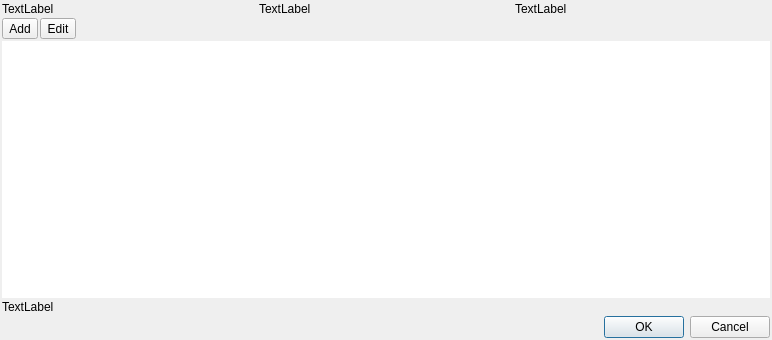
This is b6p/dlgplanificaciondia.ui in diegowald/b6p as Qt 5 draws it before an edit. The edited form follows.
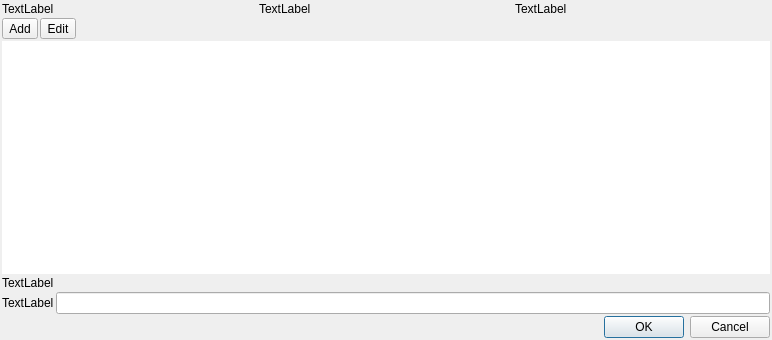
This is the edited form.

Patch:
```diff
--- a/b6p/dlgplanificaciondia.ui
+++ b/b6p/dlgplanificaciondia.ui
@@ -137,6 +137,20 @@
      </property>
     </widget>
    </item>
+   <item>
+    <layout class="QHBoxLayout" name="horizontalLayout_2">
+     <item>
+      <widget class="QLabel" name="Notes">
+       <property name="text">
+        <string>TextLabel</string>
+       </property>
+      </widget>
+     </item>
+     <item>
+      <widget class="QLineEdit" name="txtNotes"/>
+     </item>
+    </layout>
+   </item>
    <item>
     <widget class="QDialogButtonBox" name="buttonBox">
      <property name="orientation">
```
